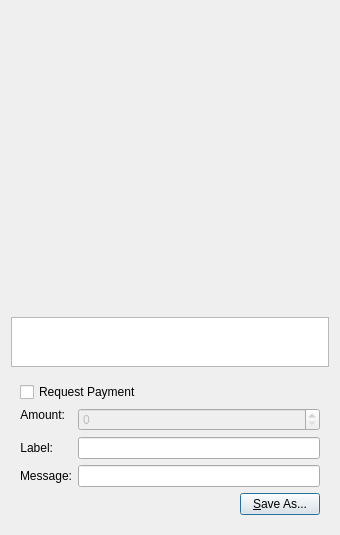
Before: the Qt Designer form src/qt/forms/qrcodedialog.ui in AndreaDejanGrande/vDinar, drawn with Qt 5.
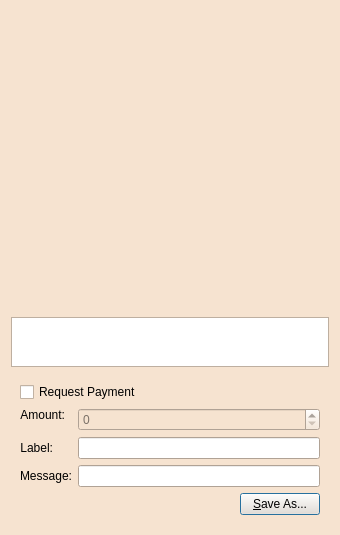
After: the same form once the commit is applied. Custom widgets are drawn as their Qt base class.

The edit to the form file:
```diff
--- a/src/qt/forms/qrcodedialog.ui
+++ b/src/qt/forms/qrcodedialog.ui
@@ -7,9 +7,424 @@
     <x>0</x>
     <y>0</y>
     <width>340</width>
-    <height>530</height>
+    <height>535</height>
    </rect>
   </property>
+  <property name="palette">
+   <palette>
+    <active>
+     <colorrole role="WindowText">
+      <brush brushstyle="SolidPattern">
+       <color alpha="255">
+        <red>0</red>
+        <green>0</green>
+        <blue>0</blue>
+       </color>
+      </brush>
+     </colorrole>
+     <colorrole role="Button">
+      <brush brushstyle="SolidPattern">
+       <color alpha="255">
+        <red>246</red>
+        <green>227</green>
+        <blue>208</blue>
+       </color>
+      </brush>
+     </colorrole>
+     <colorrole role="Light">
+      <brush brushstyle="SolidPattern">
+       <color alpha="255">
+        <red>255</red>
+        <green>255</green>
+        <blue>255</blue>
+       </color>
+      </brush>
+     </colorrole>
+     <colorrole role="Midlight">
+      <brush brushstyle="SolidPattern">
+       <color alpha="255">
+        <red>250</red>
+        <green>241</green>
+        <blue>231</blue>
+       </color>
+      </brush>
+     </colorrole>
+     <colorrole role="Dark">
+      <brush brushstyle="SolidPattern">
+       <color alpha="255">
+        <red>123</red>
+        <green>113</green>
+        <blue>104</blue>
+       </color>
+      </brush>
+     </colorrole>
+     <colorrole role="Mid">
+      <brush brushstyle="SolidPattern">
+       <color alpha="255">
+        <red>164</red>
+        <green>151</green>
+        <blue>139</blue>
+       </color>
+      </brush>
+     </colorrole>
+     <colorrole role="Text">
+      <brush brushstyle="SolidPattern">
+       <color alpha="255">
+        <red>0</red>
+        <green>0</green>
+        <blue>0</blue>
+       </color>
+      </brush>
+     </colorrole>
+     <colorrole role="BrightText">
+      <brush brushstyle="SolidPattern">
+       <color alpha="255">
+        <red>255</red>
+        <green>255</green>
+        <blue>255</blue>
+       </color>
+      </brush>
+     </colorrole>
+     <colorrole role="ButtonText">
+      <brush brushstyle="SolidPattern">
+       <color alpha="255">
+        <red>0</red>
+        <green>0</green>
+        <blue>0</blue>
+       </color>
+      </brush>
+     </colorrole>
+     <colorrole role="Base">
+      <brush brushstyle="SolidPattern">
+       <color alpha="255">
+        <red>255</red>
+        <green>255</green>
+        <blue>255</blue>
+       </color>
+      </brush>
+     </colorrole>
+     <colorrole role="Window">
+      <brush brushstyle="SolidPattern">
+       <color alpha="255">
+        <red>246</red>
+        <green>227</green>
+        <blue>208</blue>
+       </color>
+      </brush>
+     </colorrole>
+     <colorrole role="Shadow">
+      <brush brushstyle="SolidPattern">
+       <color alpha="255">
+        <red>0</red>
+        <green>0</green>
+        <blue>0</blue>
+       </color>
+      </brush>
+     </colorrole>
+     <colorrole role="AlternateBase">
+      <brush brushstyle="SolidPattern">
+       <color alpha="255">
+        <red>250</red>
+        <green>241</green>
+        <blue>231</blue>
+       </color>
+      </brush>
+     </colorrole>
+     <colorrole role="ToolTipBase">
+      <brush brushstyle="SolidPattern">
+       <color alpha="255">
+        <red>255</red>
+        <green>255</green>
+        <blue>220</blue>
+       </color>
+      </brush>
+     </colorrole>
+     <colorrole role="ToolTipText">
+      <brush brushstyle="SolidPattern">
+       <color alpha="255">
+        <red>0</red>
+        <green>0</green>
+        <blue>0</blue>
+       </color>
+      </brush>
+     </colorrole>
+    </active>
+    <inactive>
+     <colorrole role="WindowText">
+      <brush brushstyle="SolidPattern">
+       <color alpha="255">
+        <red>0</red>
+        <green>0</green>
+        <blue>0</blue>
+       </color>
+      </brush>
+     </colorrole>
+     <colorrole role="Button">
+      <brush brushstyle="SolidPattern">
+       <color alpha="255">
+        <red>246</red>
+        <green>227</green>
+        <blue>208</blue>
+       </color>
+      </brush>
+     </colorrole>
+     <colorrole role="Light">
+      <brush brushstyle="SolidPattern">
+       <color alpha="255">
+        <red>255</red>
+        <green>255</green>
+        <blue>255</blue>
+       </color>
+      </brush>
+     </colorrole>
+     <colorrole role="Midlight">
+      <brush brushstyle="SolidPattern">
+       <color alpha="255">
+        <red>250</red>
+        <green>241</green>
+        <blue>231</blue>
+       </color>
+      </brush>
+     </colorrole>
+     <colorrole role="Dark">
+      <brush brushstyle="SolidPattern">
+       <color alpha="255">
+        <red>123</red>
+        <green>113</green>
+        <blue>104</blue>
+       </color>
+      </brush>
+     </colorrole>
+     <colorrole role="Mid">
+      <brush brushstyle="SolidPattern">
+       <color alpha="255">
+        <red>164</red>
+        <green>151</green>
+        <blue>139</blue>
+       </color>
+      </brush>
+     </colorrole>
+     <colorrole role="Text">
+      <brush brushstyle="SolidPattern">
+       <color alpha="255">
+        <red>0</red>
+        <green>0</green>
+        <blue>0</blue>
+       </color>
+      </brush>
+     </colorrole>
+     <colorrole role="BrightText">
+      <brush brushstyle="SolidPattern">
+       <color alpha="255">
+        <red>255</red>
+        <green>255</green>
+        <blue>255</blue>
+       </color>
+      </brush>
+     </colorrole>
+     <colorrole role="ButtonText">
+      <brush brushstyle="SolidPattern">
+       <color alpha="255">
+        <red>0</red>
+        <green>0</green>
+        <blue>0</blue>
+       </color>
+      </brush>
+     </colorrole>
+     <colorrole role="Base">
+      <brush brushstyle="SolidPattern">
+       <color alpha="255">
+        <red>255</red>
+        <green>255</green>
+        <blue>255</blue>
+       </color>
+      </brush>
+     </colorrole>
+     <colorrole role="Window">
+      <brush brushstyle="SolidPattern">
+       <color alpha="255">
+        <red>246</red>
+        <green>227</green>
+        <blue>208</blue>
+       </color>
+      </brush>
+     </colorrole>
+     <colorrole role="Shadow">
+      <brush brushstyle="SolidPattern">
+       <color alpha="255">
+        <red>0</red>
+        <green>0</green>
+        <blue>0</blue>
+       </color>
+      </brush>
+     </colorrole>
+     <colorrole role="AlternateBase">
+      <brush brushstyle="SolidPattern">
+       <color alpha="255">
+        <red>250</red>
+        <green>241</green>
+        <blue>231</blue>
+       </color>
+      </brush>
+     </colorrole>
+     <colorrole role="ToolTipBase">
+      <brush brushstyle="SolidPattern">
+       <color alpha="255">
+        <red>255</red>
+        <green>255</green>
+        <blue>220</blue>
+       </color>
+      </brush>
+     </colorrole>
+     <colorrole role="ToolTipText">
+      <brush brushstyle="SolidPattern">
+       <color alpha="255">
+        <red>0</red>
+        <green>0</green>
+        <blue>0</blue>
+       </color>
+      </brush>
+     </colorrole>
+    </inactive>
+    <disabled>
+     <colorrole role="WindowText">
+      <brush brushstyle="SolidPattern">
+       <color alpha="255">
+        <red>123</red>
+        <green>113</green>
+        <blue>104</blue>
+       </color>
+      </brush>
+     </colorrole>
+     <colorrole role="Button">
+      <brush brushstyle="SolidPattern">
+       <color alpha="255">
+        <red>246</red>
+        <green>227</green>
+        <blue>208</blue>
+       </color>
+      </brush>
+     </colorrole>
+     <colorrole role="Light">
+      <brush brushstyle="SolidPattern">
+       <color alpha="255">
+        <red>255</red>
+        <green>255</green>
+        <blue>255</blue>
+       </color>
+      </brush>
+     </colorrole>
+     <colorrole role="Midlight">
+      <brush brushstyle="SolidPattern">
+       <color alpha="255">
+        <red>250</red>
+        <green>241</green>
+        <blue>231</blue>
+       </color>
+      </brush>
+     </colorrole>
+     <colorrole role="Dark">
+      <brush brushstyle="SolidPattern">
+       <color alpha="255">
+        <red>123</red>
+        <green>113</green>
+        <blue>104</blue>
+       </color>
+      </brush>
+     </colorrole>
+     <colorrole role="Mid">
+      <brush brushstyle="SolidPattern">
+       <color alpha="255">
+        <red>164</red>
+        <green>151</green>
+        <blue>139</blue>
+       </color>
+      </brush>
+     </colorrole>
+     <colorrole role="Text">
+      <brush brushstyle="SolidPattern">
+       <color alpha="255">
+        <red>123</red>
+        <green>113</green>
+        <blue>104</blue>
+       </color>
+      </brush>
+     </colorrole>
+     <colorrole role="BrightText">
+      <brush brushstyle="SolidPattern">
+       <color alpha="255">
+        <red>255</red>
+        <green>255</green>
+        <blue>255</blue>
+       </color>
+      </brush>
+     </colorrole>
+     <colorrole role="ButtonText">
+      <brush brushstyle="SolidPattern">
+       <color alpha="255">
+        <red>123</red>
+        <green>113</green>
+        <blue>104</blue>
+       </color>
+      </brush>
+     </colorrole>
+     <colorrole role="Base">
+      <brush brushstyle="SolidPattern">
+       <color alpha="255">
+        <red>246</red>
+        <green>227</green>
+        <blue>208</blue>
+       </color>
+      </brush>
+     </colorrole>
+     <colorrole role="Window">
+      <brush brushstyle="SolidPattern">
+       <color alpha="255">
+        <red>246</red>
+        <green>227</green>
+        <blue>208</blue>
+       </color>
+      </brush>
+     </colorrole>
+     <colorrole role="Shadow">
+      <brush brushstyle="SolidPattern">
+       <color alpha="255">
+        <red>0</red>
+        <green>0</green>
+        <blue>0</blue>
+       </color>
+      </brush>
+     </colorrole>
+     <colorrole role="AlternateBase">
+      <brush brushstyle="SolidPattern">
+       <color alpha="255">
+        <red>246</red>
+        <green>227</green>
+        <blue>208</blue>
+       </color>
+      </brush>
+     </colorrole>
+     <colorrole role="ToolTipBase">
+      <brush brushstyle="SolidPattern">
+       <color alpha="255">
+        <red>255</red>
+        <green>255</green>
+        <blue>220</blue>
+       </color>
+      </brush>
+     </colorrole>
+     <colorrole role="ToolTipText">
+      <brush brushstyle="SolidPattern">
+       <color alpha="255">
+        <red>0</red>
+        <green>0</green>
+        <blue>0</blue>
+       </color>
+      </brush>
+     </colorrole>
+    </disabled>
+   </palette>
+  </property>
   <property name="windowTitle">
    <string>QR Code Dialog</string>
   </property>
```
